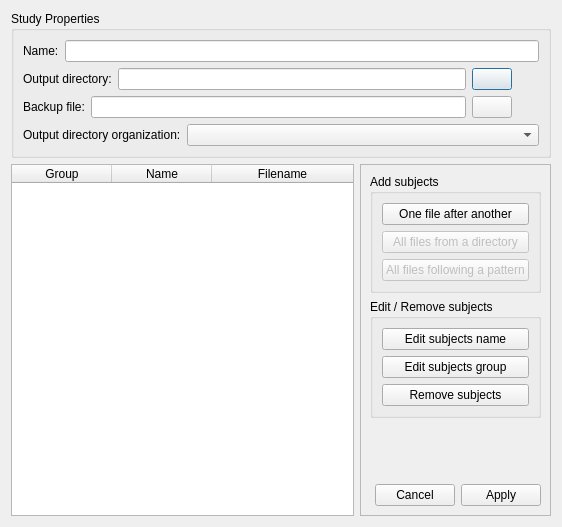
First picture: the form in morphologist/gui/ui/study_editor_widget.ui, repository brainvisa/morphologist, before the edit.
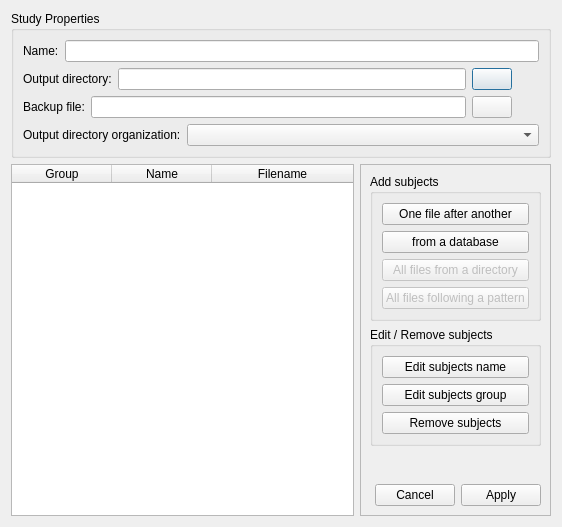
Second picture: the form after the edit. Icons and pictures are not drawn.

Commit message:
ENH: subjects form cubicweb database dialog ui file
+ "from a database" button in study_editor_widget.ui

Diff of the .ui file:
```diff
--- a/morphologist/gui/ui/study_editor_widget.ui
+++ b/morphologist/gui/ui/study_editor_widget.ui
@@ -281,6 +281,13 @@
              </property>
             </widget>
            </item>
+           <item>
+            <widget class="QPushButton" name="add_subjects_from_database">
+             <property name="text">
+              <string>from a database</string>
+             </property>
+            </widget>
+           </item>
            <item>
             <widget class="QPushButton" name="add_subjects_from_a_directory_button">
              <property name="enabled">
```
The commit also changes 1 other file.
